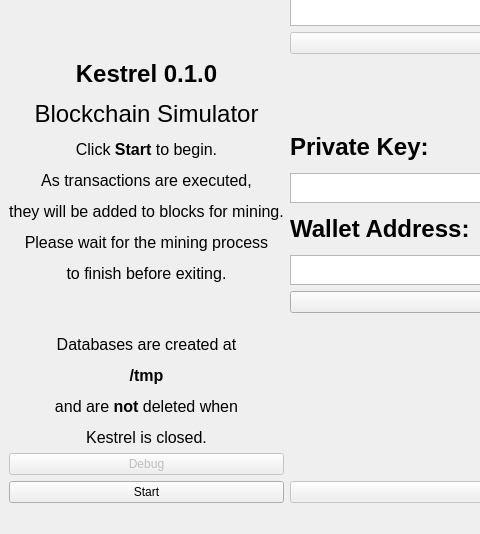
The window that kestrel.ui (h7-v/kestrel) describes before a commit, drawn with Qt 5; both pictures show x 0 to 480 and y 266 to 800 of the 1280 by 800 pixel window.
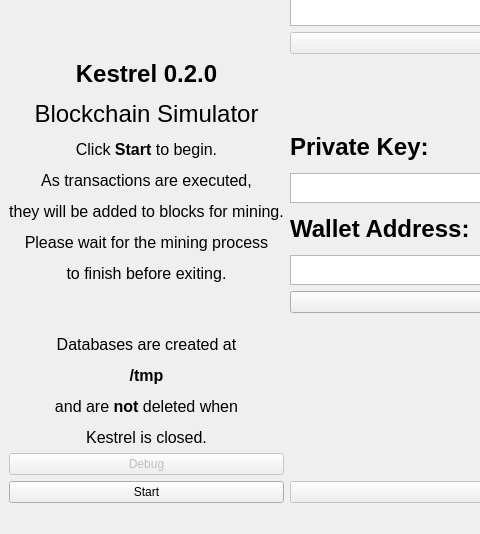
The same window after the commit. Icons and pictures are not drawn.

What changed in the file:
```diff
--- a/kestrel.ui
+++ b/kestrel.ui
@@ -93,7 +93,7 @@
     <item row="13" column="0" rowspan="8">
      <widget class="QLabel" name="aboutLabel">
       <property name="text">
-       <string>&lt;html&gt;&lt;head/&gt;&lt;body&gt;&lt;p&gt;&lt;span style=&quot; font-size:18pt; font-weight:600;&quot;&gt;Kestrel 0.1.0&lt;/span&gt;&lt;/p&gt;&lt;p&gt;&lt;span style=&quot; font-size:18pt;&quot;&gt;Blockchain Simulator&lt;/span&gt;&lt;/p&gt;&lt;p&gt;&lt;span style=&quot; font-size:12pt;&quot;&gt;Click &lt;/span&gt;&lt;span style=&quot; font-size:12pt; font-weight:600;&quot;&gt;Start&lt;/span&gt;&lt;span style=&quot; font-size:12pt;&quot;&gt; to begin.&lt;/span&gt;&lt;/p&gt;&lt;p&gt;&lt;span style=&quot; font-size:12pt;&quot;&gt;As transactions are executed,&lt;/span&gt;&lt;/p&gt;&lt;p&gt;&lt;span style=&quot; font-size:12pt;&quot;&gt;they will be added to blocks for mining.&lt;/span&gt;&lt;/p&gt;&lt;p&gt;&lt;span style=&quot; font-size:12pt;&quot;&gt;Please wait for the mining process&lt;/span&gt;&lt;/p&gt;&lt;p&gt;&lt;span style=&quot; font-size:12pt;&quot;&gt;to finish before exiting.&lt;/span&gt;&lt;/p&gt;&lt;p&gt;&lt;br/&gt;&lt;/p&gt;&lt;p&gt;&lt;span style=&quot; font-size:12pt;&quot;&gt;Databases are created at&lt;/span&gt;&lt;/p&gt;&lt;p&gt;&lt;span style=&quot; font-size:12pt; font-weight:600;&quot;&gt;/tmp&lt;/span&gt;&lt;/p&gt;&lt;p&gt;&lt;span style=&quot; font-size:12pt;&quot;&gt;and are &lt;/span&gt;&lt;span style=&quot; font-size:12pt; font-weight:600;&quot;&gt;not&lt;/span&gt;&lt;span style=&quot; font-size:12pt;&quot;&gt; deleted when&lt;/span&gt;&lt;/p&gt;&lt;p&gt;&lt;span style=&quot; font-size:12pt;&quot;&gt;Kestrel is closed.&lt;/span&gt;&lt;/p&gt;&lt;/body&gt;&lt;/html&gt;</string>
+       <string>&lt;html&gt;&lt;head/&gt;&lt;body&gt;&lt;p&gt;&lt;span style=&quot; font-size:18pt; font-weight:600;&quot;&gt;Kestrel 0.2.0&lt;/span&gt;&lt;/p&gt;&lt;p&gt;&lt;span style=&quot; font-size:18pt;&quot;&gt;Blockchain Simulator&lt;/span&gt;&lt;/p&gt;&lt;p&gt;&lt;span style=&quot; font-size:12pt;&quot;&gt;Click &lt;/span&gt;&lt;span style=&quot; font-size:12pt; font-weight:600;&quot;&gt;Start&lt;/span&gt;&lt;span style=&quot; font-size:12pt;&quot;&gt; to begin.&lt;/span&gt;&lt;/p&gt;&lt;p&gt;&lt;span style=&quot; font-size:12pt;&quot;&gt;As transactions are executed,&lt;/span&gt;&lt;/p&gt;&lt;p&gt;&lt;span style=&quot; font-size:12pt;&quot;&gt;they will be added to blocks for mining.&lt;/span&gt;&lt;/p&gt;&lt;p&gt;&lt;span style=&quot; font-size:12pt;&quot;&gt;Please wait for the mining process&lt;/span&gt;&lt;/p&gt;&lt;p&gt;&lt;span style=&quot; font-size:12pt;&quot;&gt;to finish before exiting.&lt;/span&gt;&lt;/p&gt;&lt;p&gt;&lt;br/&gt;&lt;/p&gt;&lt;p&gt;&lt;span style=&quot; font-size:12pt;&quot;&gt;Databases are created at&lt;/span&gt;&lt;/p&gt;&lt;p&gt;&lt;span style=&quot; font-size:12pt; font-weight:600;&quot;&gt;/tmp&lt;/span&gt;&lt;/p&gt;&lt;p&gt;&lt;span style=&quot; font-size:12pt;&quot;&gt;and are &lt;/span&gt;&lt;span style=&quot; font-size:12pt; font-weight:600;&quot;&gt;not&lt;/span&gt;&lt;span style=&quot; font-size:12pt;&quot;&gt; deleted when&lt;/span&gt;&lt;/p&gt;&lt;p&gt;&lt;span style=&quot; font-size:12pt;&quot;&gt;Kestrel is closed.&lt;/span&gt;&lt;/p&gt;&lt;/body&gt;&lt;/html&gt;</string>
       </property>
       <property name="alignment">
        <set>Qt::AlignCenter</set>
```
